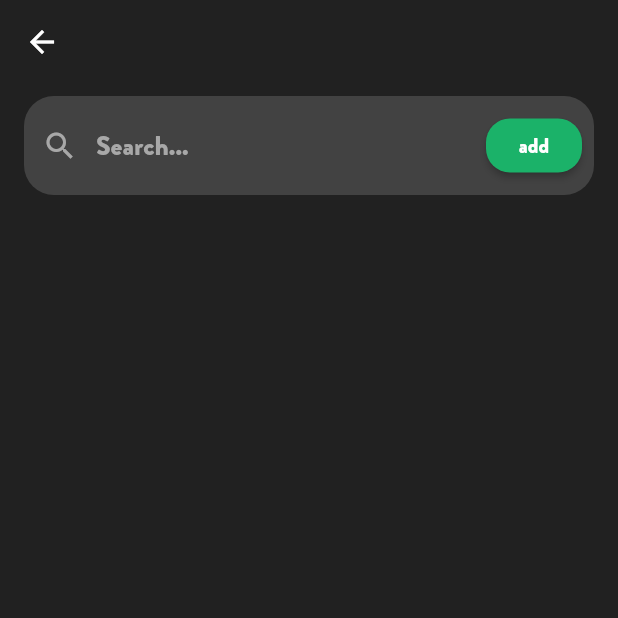
After one commit to 1MochaChan1/flutter-chat-and-stream, a Flutter app: the AddFriendScreen screen opened by its route, on a phone screen of 412 x 824 dp, the top half of it. The commit adds this screen. Run offline on Flutter 3.47's test engine with Material 2 defaults, Android fonts, the phone set to English and light mode, and no system bars; our stand-ins replace cached_network_image, cloud_firestore, firebase_auth, firebase_core, google_sign_in, shared_preferences; accounts and stored records are empty; network calls fail.

Commit message:
Added a way to send friend Request (Accepting it, Polish needed)

```diff
--- a/lib/controller/custom_route_generator.dart
+++ b/lib/controller/custom_route_generator.dart
@@ -2,8 +2,9 @@ import 'package:flutter/material.dart';
 import 'package:provider/provider.dart';
 import 'package:streaming/controller/page_state_provider.dart';
 import 'package:streaming/view/auth/authentication_screen.dart';
-import 'package:streaming/view/chat/chat_room_screen.dart';
-import 'package:streaming/view/contacts/users_screen.dart';
+import 'package:streaming/view/friends/add_friend_screen.dart';
+import 'package:streaming/view/friends/friends_list_screen.dart';
+import 'package:streaming/view/friends/notifications_screen.dart';
 import 'package:streaming/view/home/home_screen.dart';
 import 'package:streaming/view/introduction/introduction_screen.dart';
 
@@ -21,13 +22,17 @@ class CustomRouteGenerator {
             builder: (_) => ChangeNotifierProvider<PageStateProvider>(
                 create: (_) => PageStateProvider(), child: const HomeScreen()));
 
+      case "/notifs":
+        return MaterialPageRoute(
+            settings: settings, builder: (_) => const NotificationScreen());
+
       case "/users":
         return MaterialPageRoute(
-            settings: settings, builder: (_) => const UsersSreen());
+            settings: settings, builder: (_) => const FriendsListScreen());
 
-      case "/chat_room":
+      case "/add_friend":
         return MaterialPageRoute(
-            settings: settings, builder: (_) => const ChatRoomScreen());
+            settings: settings, builder: (_) => AddFriendScreen());
 
       case "/auth":
         return MaterialPageRoute(
--- /dev/null
+++ b/lib/models/abstract/custom_change_notifier.dart
@@ -0,0 +1,6 @@
+import 'package:flutter/cupertino.dart';
+
+abstract class CustomChangeNotifier extends ChangeNotifier {
+  void listenToStream();
+  void cleanupStream();
+}
--- a/lib/services/database/database_service.dart
+++ b/lib/services/database/database_service.dart
@@ -2,10 +2,11 @@
 import 'dart:async';
 import 'package:cloud_firestore/cloud_firestore.dart';
 import 'package:intl/intl.dart';
+import 'package:streaming/models/abstract/custom_service.dart';
 import 'package:streaming/models/custom_user.dart';
 import 'package:streaming/services/shared_preferences.dart';
 
-class DatabaseService {
+class DatabaseService extends CustomService {
   /// DECLARATION ///
   FirebaseFirestore _fsInstance = FirebaseFirestore.instance;
   NumberFormat numFormat = NumberFormat("0000");
@@ -55,10 +56,12 @@ class DatabaseService {
 
   /// OPERATIONS ///
 
-  // collection/table of users.
+  // collections
   CollectionReference users = FirebaseFirestore.instance.collection("Users");
-  CollectionReference contacts =
+  CollectionReference friends =
       FirebaseFirestore.instance.collection("Friends");
+  CollectionReference requests =
+      FirebaseFirestore.instance.collection("Requests");
 
   // check if this user is new
   // yes: creates a new user in collection and gets it.
--- a/lib/services/fake_friends_service.dart
+++ b/lib/services/fake_friends_service.dart
@@ -21,7 +21,7 @@ class FakeFriendService {
         lastMessageTime: "2019-07-19 11:12:23"),
     Friend(
         id: 3,
-        name: "Yeh",
+        name: "Lee",
         imgUrl: "http://happyfacesparty.com/wp-content/" +
             "uploads/2019/06/avataaars-Frances.png",
         lastMessage: "Hey",
--- a/lib/themes/themes.dart
+++ b/lib/themes/themes.dart
@@ -78,7 +78,7 @@ class CustomThemes {
         elevatedButtonTheme: ElevatedButtonThemeData(
             style: ElevatedButton.styleFrom(
                 primary: kDarkBtnColor,
-                elevation: 5.0,
+                elevation: 2.0,
                 shape: RoundedRectangleBorder(
                     borderRadius: BorderRadius.circular(16.0)))),
         textTheme: TextTheme(
--- /dev/null
+++ b/lib/view/friends/add_friend_screen.dart
@@ -0,0 +1,35 @@
+import 'package:flutter/material.dart';
+import 'package:streaming/services/database/friend_service.dart';
+import 'package:streaming/view/widgets/search_field.dart';
+
+class AddFriendScreen extends StatelessWidget {
+  AddFriendScreen({Key? key}) : super(key: key);
+
+  final TextEditingController _searchController = TextEditingController();
+
+  @override
+  Widget build(BuildContext context) {
+    return Scaffold(
+      appBar: AppBar(
+        elevation: 0.0,
+        backgroundColor: Theme.of(context).primaryColor,
+      ),
+      body: SafeArea(
+          child: Container(
+        padding: const EdgeInsets.symmetric(vertical: 8.0, horizontal: 16.0),
+        child: Column(children: [
+          CustomSearchField(
+            controller: _searchController,
+            leadingIcon: Icons.search,
+            hintText: "Search...",
+            trailingIcon: ElevatedButton(
+                onPressed: () {
+                  FriendService().sendRequest(_searchController.text.trim());
+                },
+                child: const Text("add")),
+          )
+        ]),
+      )),
+    );
+  }
+}
--- a/lib/view/home/home_screen.dart
+++ b/lib/view/home/home_screen.dart
@@ -1,8 +1,8 @@
 import 'package:flutter/material.dart';
 import 'package:provider/provider.dart';
 import 'package:streaming/controller/fake_contact_provider.dart';
+import 'package:streaming/controller/friend_provider.dart';
 import 'package:streaming/controller/user_provider.dart';
-import 'package:streaming/services/database/database_service.dart';
 import 'package:streaming/view/home/tabs/chats_tab.dart';
 import 'package:streaming/view/home/tabs/movies_tab.dart';
 import 'package:streaming/view/home/tabs/profile_tab.dart';
@@ -19,7 +19,7 @@ class HomeScreen extends StatefulWidget {
   State<HomeScreen> createState() => _HomeScreenState();
 }
 
-class _HomeScreenState extends State<HomeScreen> with TickerProviderStateMixin {
+class _HomeScreenState extends State<HomeScreen> {
   /// DECLARATIONS ///
   ValueNotifier<int> bottomNavIndex = ValueNotifier<int>(1);
   final TextEditingController searchController = TextEditingController();
@@ -31,6 +31,7 @@ class _HomeScreenState extends State<HomeScreen> with TickerProviderStateMixin {
     WidgetsBinding.instance?.addPostFrameCallback((timeStamp) {
       context.read<FakeFriendProvider>().getContacts();
       context.read<UserProvider>().listenToStream();
+      context.read<FriendProvider>().listenToStream();
     });
 
     super.initState();
@@ -62,7 +63,6 @@ class _HomeScreenState extends State<HomeScreen> with TickerProviderStateMixin {
             const CustomMenuButton(),
           ],
         ),
-        // body: tabs[bottomNavIndex],
         body: PageView(
           controller: _pageController,
           onPageChanged: ((index) => bottomNavIndex.value = index),
--- a/lib/view/widgets/search_field.dart
+++ b/lib/view/widgets/search_field.dart
@@ -51,7 +51,9 @@ class CustomSearchField extends StatelessWidget {
                         ),
                         onTap: () => showPassword(),
                       )
-                    : null,
+                    : Padding(
+                        padding: const EdgeInsets.all(8.0),
+                        child: trailingIcon),
                 hintText: hintText,
                 hintStyle: const TextStyle(fontWeight: FontWeight.w500)),
           );
```
Also changed, not shown: lib/controller/contact_provider.dart (deleted, +0 -27 lines), lib/controller/friend_provider.dart (added, +47 -0 lines), lib/controller/user_provider.dart (+11 -10 lines), lib/main.dart (+7 -7 lines), lib/models/abstract/custom_service.dart (+4 -3 lines), lib/services/database/friend_service.dart (+82 -12 lines), lib/services/database/user_service.dart (+22 -7 lines), lib/view/chat/chat_room_screen.dart (deleted, +0 -13 lines), lib/view/friends/friends_list_screen.dart (renamed from lib/view/contacts/users_screen.dart, +6 -7 lines), lib/view/friends/notifications_screen.dart (added, +31 -0 lines), lib/view/home/tabs/chats_tab.dart (+4 -4 lines), lib/view/widgets/custom_menu_button.dart (+14 -1 lines).
